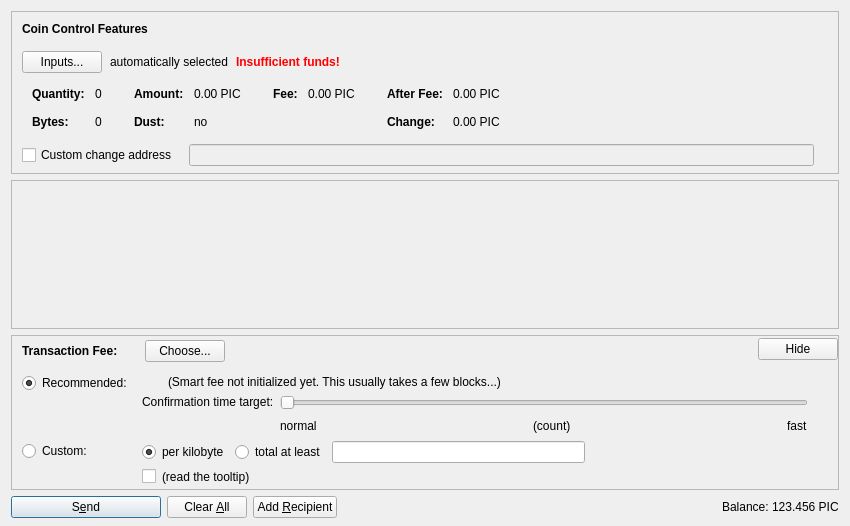
This is src/qt/forms/sendcoinsdialog.ui in minblock/picscoin as Qt 5 draws it before an edit. The edited form follows.
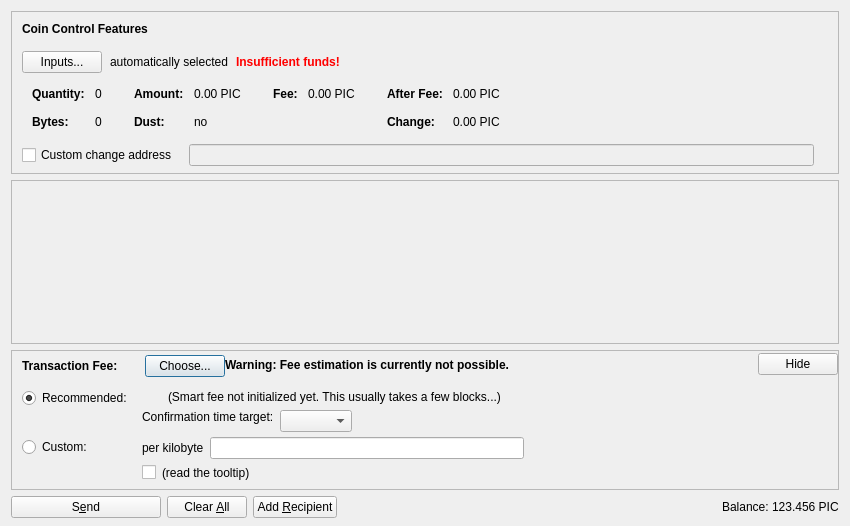
This is the edited form. Icons and pictures are not drawn. Custom widgets are drawn as their Qt base class.

```diff
--- a/src/qt/forms/sendcoinsdialog.ui
+++ b/src/qt/forms/sendcoinsdialog.ui
@@ -759,11 +759,33 @@
             </item>
            </layout>
           </item>
+          <item>
+           <widget class="QLabel" name="fallbackFeeWarningLabel">
+            <property name="toolTip">
+             <string>Using the fallbackfee can result in sending a transaction that will take several hours or days (or never) to confirm. Consider choosing your fee manually or wait until you have validated the complete chain.</string>
+            </property>
+            <property name="font">
+            <font>
+                <weight>75</weight>
+                <bold>true</bold>
+            </font>
+            </property>
+            <property name="text">
+             <string>Warning: Fee estimation is currently not possible.</string>
+            </property>
+            <property name="wordWrap">
+             <bool>false</bool>
+            </property>
+           </widget>
+          </item>
           <item>
            <spacer name="horizontalSpacer_4">
             <property name="orientation">
              <enum>Qt::Horizontal</enum>
             </property>
+            <property name="sizeType">
+             <enum>QSizePolicy::MinimumExpanding</enum>
+            </property>
             <property name="sizeHint" stdset="0">
              <size>
               <width>40</width>
@@ -824,32 +846,13 @@
                <item>
                 <layout class="QHBoxLayout" name="horizontalLayoutFee13">
                  <item>
-                  <widget class="QRadioButton" name="radioCustomPerKilobyte">
+                  <widget class="QLabel" name="labelCustomPerKilobyte">
                    <property name="toolTip">
                     <string>If the custom fee is set to 1000 satoshis and the transaction is only 250 bytes, then &quot;per kilobyte&quot; only pays 250 satoshis in fee, while &quot;total at least&quot; pays 1000 satoshis. For transactions bigger than a kilobyte both pay by kilobyte.</string>
                    </property>
                    <property name="text">
                     <string>per kilobyte</string>
                    </property>
-                   <property name="checked">
-                    <bool>true</bool>
-                   </property>
-                   <attribute name="buttonGroup">
-                    <string notr="true">groupCustomFee</string>
-                   </attribute>
-                  </widget>
-                 </item>
-                 <item>
-                  <widget class="QRadioButton" name="radioCustomAtLeast">
-                   <property name="toolTip">
-                    <string>If the custom fee is set to 1000 satoshis and the transaction is only 250 bytes, then &quot;per kilobyte&quot; only pays 250 satoshis in fee, while &quot;total at least&quot; pays 1000 satoshis. For transactions bigger than a kilobyte both pay by kilobyte.</string>
-                   </property>
-                   <property name="text">
-                    <string>total at least</string>
-                   </property>
-                   <attribute name="buttonGroup">
-                    <string notr="true">groupCustomFee</string>
-                   </attribute>
                   </widget>
                  </item>
                  <item>
@@ -1059,44 +1062,15 @@
                     <number>30</number>
                    </property>
                    <item>
-                    <widget class="QSlider" name="sliderSmartFee">
-                     <property name="minimum">
+                    <layout class="QHBoxLayout" name="horizontalLayoutConfTarget">
+                     <property name="bottomMargin">
                       <number>0</number>
                      </property>
-                     <property name="maximum">
-                      <number>23</number>
-                     </property>
-                     <property name="pageStep">
-                      <number>1</number>
-                     </property>
-                     <property name="value">
-                      <number>0</number>
-                     </property>
-                     <property name="orientation">
-                      <enum>Qt::Horizontal</enum>
-                     </property>
-                     <property name="invertedAppearance">
-                      <bool>false</bool>
-                     </property>
-                     <property name="invertedControls">
-                      <bool>false</bool>
-                     </property>
-                     <property name="tickPosition">
-                      <enum>QSlider::NoTicks</enum>
-                     </property>
-                    </widget>
-                   </item>
-                   <item>
-                    <layout class="QHBoxLayout" name="horizontalLayoutFee10">
                      <item>
-                      <widget class="QLabel" name="labelSmartFeeNormal">
-                       <property name="text">
-                        <string>normal</string>
-                       </property>
-                      </widget>
+                      <widget class="QComboBox" name="confTargetSelector"/>
                      </item>
                      <item>
-                      <spacer name="horizontalSpacer_7">
+                      <spacer name="horizontalSpacerConfTarget">
                        <property name="orientation">
                         <enum>Qt::Horizontal</enum>
                        </property>
@@ -1108,33 +1082,6 @@
                        </property>
                       </spacer>
                      </item>
-                     <item>
-                      <widget class="QLabel" name="confirmationTargetLabel">
-                       <property name="text">
-                        <string notr="true">(count)</string>
-                       </property>
-                      </widget>
-                     </item>
-                     <item>
-                      <spacer name="horizontalSpacer_3">
-                       <property name="orientation">
-                        <enum>Qt::Horizontal</enum>
-                       </property>
-                       <property name="sizeHint" stdset="0">
-                        <size>
-                         <width>40</width>
-                         <height>20</height>
-                        </size>
-                       </property>
-                      </spacer>
-                     </item>
-                     <item>
-                      <widget class="QLabel" name="labelSmartFeeFast">
-                       <property name="text">
-                        <string>fast</string>
-                       </property>
-                      </widget>
-                     </item>
                     </layout>
                    </item>
                   </layout>
@@ -1168,8 +1115,8 @@
           </property>
           <property name="sizeHint" stdset="0">
            <size>
-            <width>800</width>
-            <height>1</height>
+            <width>40</width>
+            <height>5</height>
            </size>
           </property>
          </spacer>
@@ -1203,7 +1150,7 @@
         <bool>false</bool>
        </property>
        <property name="default">
-        <bool>true</bool>
+        <bool>false</bool>
        </property>
       </widget>
      </item>
```
Left out of the diff: 1 changed line with no effect on the pictures.
